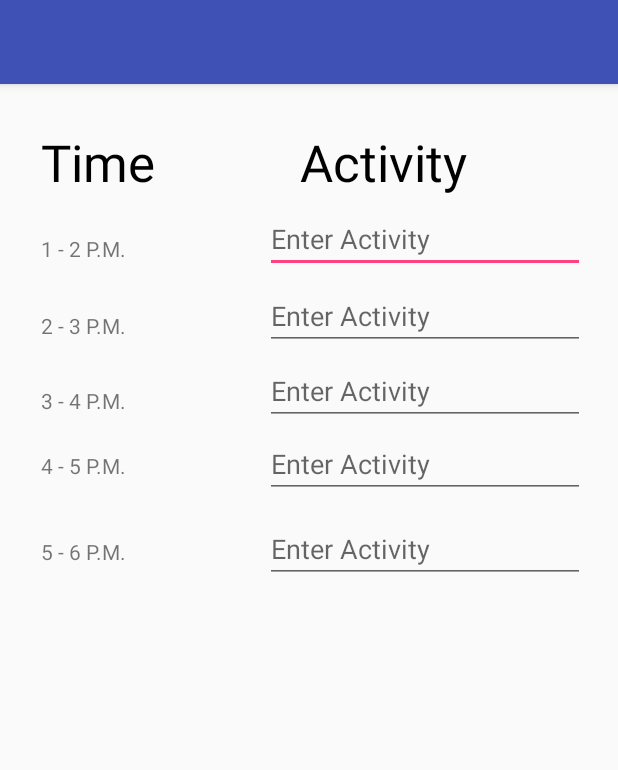
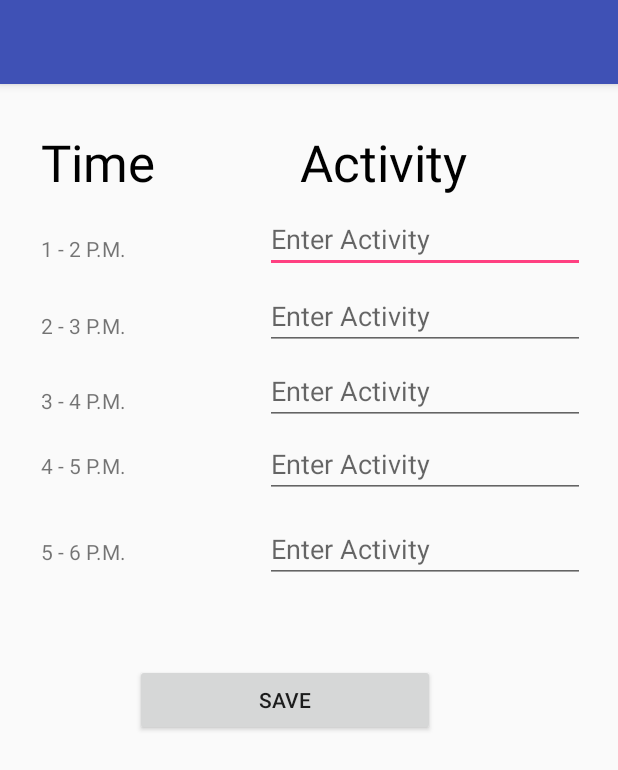
Before and after one commit to aash01/ScheduleMaster, an Android app: the CreateSchedule screen opened directly, with no data from a screen before it, on a phone screen of 412 x 824 dp. Shown: the top 770 px of the screen. Run offline under Robolectric (Android 15) with nearby library versions, the phone set to English and light mode, and no system bars.

Commit message:
Create Schedule for 1 person

```diff
--- a/app/src/main/java/com/example/tinohacks/connectfinal/CreateSchedule.java
+++ b/app/src/main/java/com/example/tinohacks/connectfinal/CreateSchedule.java
@@ -1,15 +1,30 @@
 package com.example.tinohacks.connectfinal;
 
+import android.content.Intent;
 import android.support.v7.app.AppCompatActivity;
 import android.os.Bundle;
+import android.view.View;
+import android.widget.Button;
 
 public class CreateSchedule extends AppCompatActivity {
+
+    private Button save;
 
     @Override
     protected void onCreate(Bundle savedInstanceState) {
         super.onCreate(savedInstanceState);
         setContentView(R.layout.activity_create_schedule);
 
+
+        save = (Button) findViewById(R.id.saveSchedule);
+
+        save.setOnClickListener(new View.OnClickListener() {
+            @Override
+            public void onClick(View v) {
+                Intent i = new Intent(getApplicationContext(), Home.class);
+                startActivity(i);
+            }
+        });
 
 
 
--- a/app/src/main/res/layout/activity_create_schedule.xml
+++ b/app/src/main/res/layout/activity_create_schedule.xml
@@ -147,4 +147,16 @@
         android:ems="10"
         android:hint="Enter Activity"
         android:inputType="textPersonName" />
+
+    <Button
+        android:id="@+id/saveSchedule"
+        android:layout_width="200dp"
+        android:layout_height="wrap_content"
+        android:layout_marginTop="54dp"
+        android:text="Save"
+        android:layout_below="@+id/activity5"
+        android:layout_alignRight="@+id/activity"
+        android:layout_alignEnd="@+id/activity"
+        android:layout_marginRight="21dp"
+        android:layout_marginEnd="21dp" />
 </android.widget.RelativeLayout>
```
